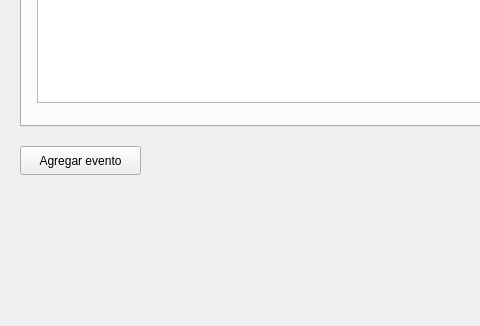
This is BD-VVVF/mainwindow.ui in Hombre7Electrico/VVVF_PPS-2- as Qt 5 draws it before an edit; both pictures show x 0 to 480 and y 274 to 600 of the 800 by 600 pixel window. The edited form follows.
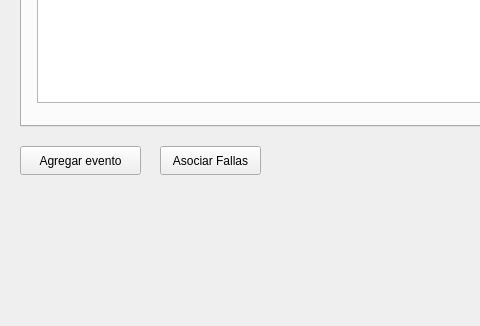
This is the edited form. The open tabs and pages were chosen to show the change.

Diff of the .ui file:
```diff
--- a/BD-VVVF/mainwindow.ui
+++ b/BD-VVVF/mainwindow.ui
@@ -115,6 +115,19 @@
      <string>Agregar evento</string>
     </property>
    </widget>
+   <widget class="QPushButton" name="pushButton">
+    <property name="geometry">
+     <rect>
+      <x>160</x>
+      <y>420</y>
+      <width>101</width>
+      <height>29</height>
+     </rect>
+    </property>
+    <property name="text">
+     <string>Asociar Fallas</string>
+    </property>
+   </widget>
   </widget>
   <widget class="QMenuBar" name="menubar">
    <property name="geometry">
```
Left out of the diff: 2 changed lines with no effect on the pictures.
